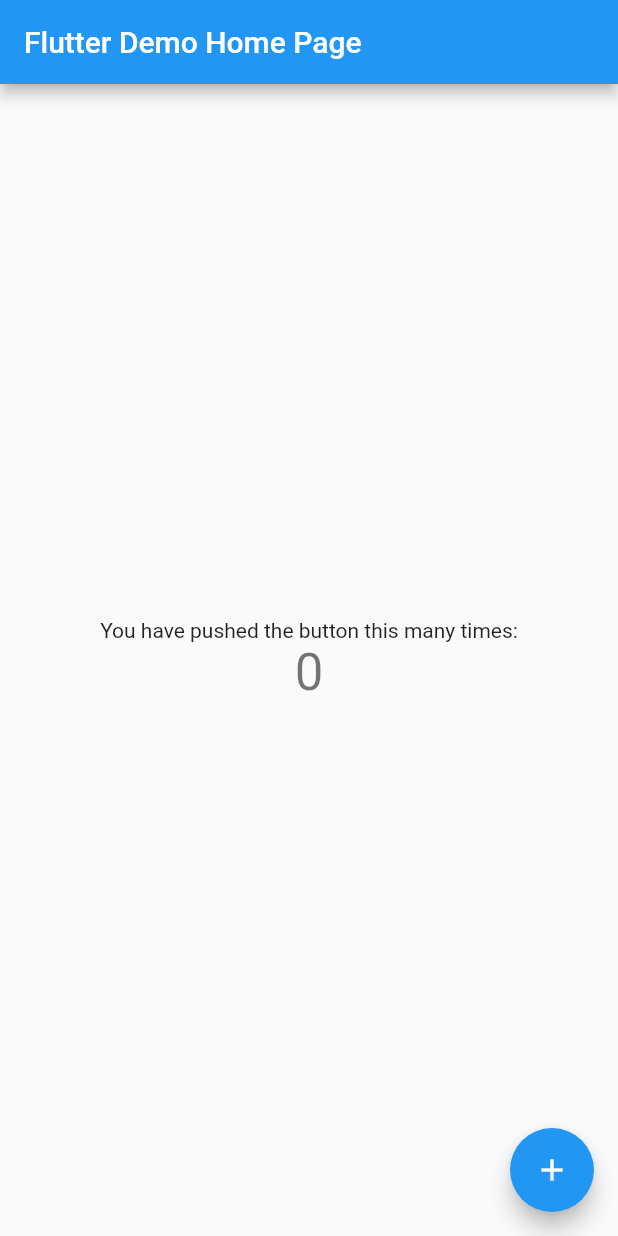
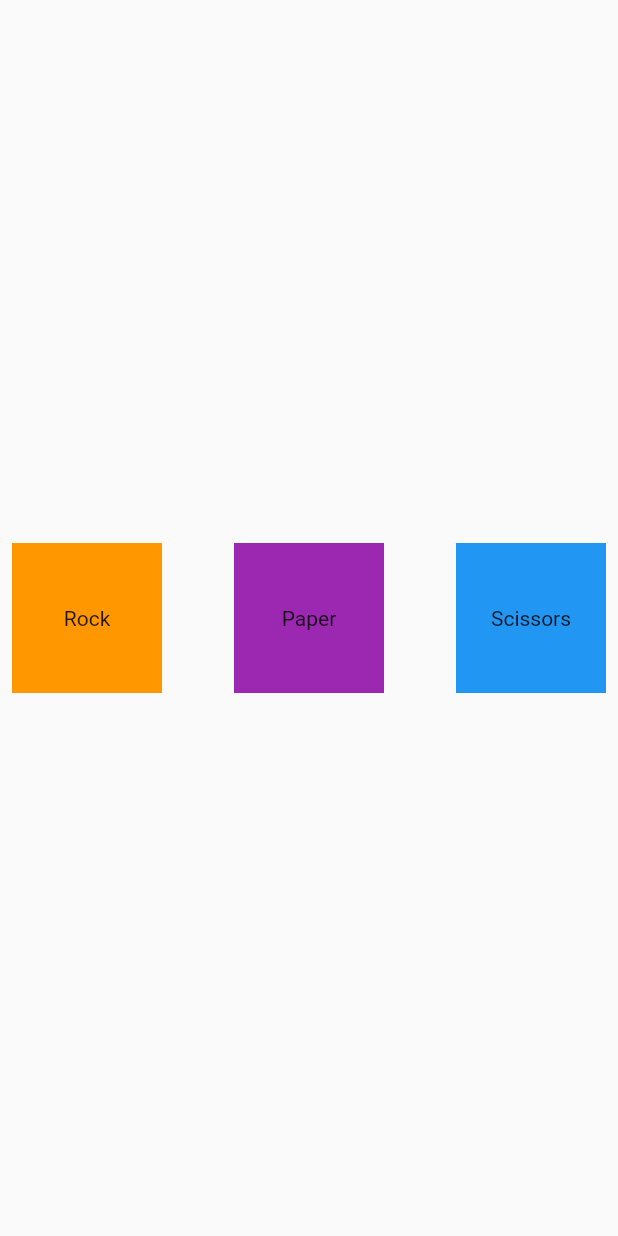
Before and after one commit to LioMadlala/rock-paper-scirsors, a Flutter app: the screen it shows after launch, on a phone screen of 412 x 824 dp. Run offline on Flutter 3.47's test engine with Material 2 defaults, Android fonts, the phone set to English and light mode, and no system bars.

Commit message:
algorythym done

```diff
--- /dev/null
+++ b/lib/homepage.dart
@@ -0,0 +1,124 @@
+import 'dart:math';
+
+import 'package:flutter/material.dart';
+
+class HomePage extends StatefulWidget {
+  const HomePage({Key? key}) : super(key: key);
+
+  @override
+  _HomePageState createState() => _HomePageState();
+}
+
+onPick(String choice) {
+  int min = 1;
+  int max = 4;
+  Random random = Random();
+
+  int botChoice = min + random.nextInt(max - min);
+
+  if (choice == "Rock") {
+    // ignore: avoid_print
+    print("you chose : $choice and the bot chose : $botChoice");
+
+    if (botChoice == 3) {
+      return "you won";
+    } else if (botChoice == 2) {
+      return "you lost";
+    } else {
+      return "its a draw";
+    }
+  }
+  if (choice == "Paper") {
+    // ignore: avoid_print
+    print("you chose : $choice and the bot chose : $botChoice");
+
+    if (botChoice == 1) {
+      return "you won";
+    } else if (botChoice == 3) {
+      return "you lost";
+    } else {
+      return "its a draw";
+    }
+  }
+  if (choice == "Scissors") {
+    // ignore: avoid_print
+    print("you chose : $choice and the bot chose : $botChoice");
+
+    if (botChoice == 2) {
+      return "you won";
+    } else if (botChoice == 1) {
+      return "you lost";
+    } else {
+      return "its a draw";
+    }
+  }
+}
+
+class _HomePageState extends State<HomePage> {
+  @override
+  Widget build(BuildContext context) {
+    return SafeArea(
+      child: Scaffold(
+        body: Center(
+          child: Row(
+            crossAxisAlignment: CrossAxisAlignment.center,
+            mainAxisAlignment: MainAxisAlignment.spaceBetween,
+            children: [
+              InkWell(
+                onTap: () {
+                  String choice = "Rock";
+                  // onPick(choice);
+                  // ignore: avoid_print
+                  print(onPick(choice));
+                },
+                child: Padding(
+                  padding: const EdgeInsets.all(8.0),
+                  child: Container(
+                    height: 100,
+                    width: 100,
+                    color: Colors.orange,
+                    child: const Center(child: Text("Rock")),
+                  ),
+                ),
+              ),
+              InkWell(
+                onTap: () {
+                  String choice = "Paper";
+                  // onPick(choice);
+                  // ignore: avoid_print
+                  print(onPick(choice));
+                },
+                child: Padding(
+                  padding: const EdgeInsets.all(8.0),
+                  child: Container(
+                    height: 100,
+                    width: 100,
+                    color: Colors.purple,
+                    child: const Center(child: Text("Paper")),
+                  ),
+                ),
+              ),
+              InkWell(
+                onTap: () {
+                  String choice = "Scissors";
+                  // onPick(choice);
+                  // ignore: avoid_print
+                  print(onPick(choice));
+                },
+                child: Padding(
+                  padding: const EdgeInsets.all(8.0),
+                  child: Container(
+                    height: 100,
+                    width: 100,
+                    color: Colors.blue,
+                    child: const Center(child: Text("Scissors")),
+                  ),
+                ),
+              ),
+            ],
+          ),
+        ),
+      ),
+    );
+  }
+}
--- a/lib/main.dart
+++ b/lib/main.dart
@@ -1,4 +1,5 @@
 import 'package:flutter/material.dart';
+import 'package:rock_paper_scirsors/homepage.dart';
 
 void main() {
   runApp(const MyApp());
@@ -13,103 +14,9 @@
     return MaterialApp(
       title: 'Flutter Demo',
       theme: ThemeData(
-        // This is the theme of your application.
-        //
-        // Try running your application with "flutter run". You'll see the
-        // application has a blue toolbar. Then, without quitting the app, try
-        // changing the primarySwatch below to Colors.green and then invoke
-        // "hot reload" (press "r" in the console where you ran "flutter run",
-        // or simply save your changes to "hot reload" in a Flutter IDE).
-        // Notice that the counter didn't reset back to zero; the application
-        // is not restarted.
         primarySwatch: Colors.blue,
       ),
-      home: const MyHomePage(title: 'Flutter Demo Home Page'),
+      home: const HomePage(),
     );
   }
 }
-
-class MyHomePage extends StatefulWidget {
-  const MyHomePage({Key? key, required this.title}) : super(key: key);
-
-  // This widget is the home page of your application. It is stateful, meaning
-  // that it has a State object (defined below) that contains fields that affect
-  // how it looks.
-
-  // This class is the configuration for the state. It holds the values (in this
-  // case the title) provided by the parent (in this case the App widget) and
-  // used by the build method of the State. Fields in a Widget subclass are
-  // always marked "final".
-
-  final String title;
-
-  @override
-  State<MyHomePage> createState() => _MyHomePageState();
-}
-
-class _MyHomePageState extends State<MyHomePage> {
-  int _counter = 0;
-
-  void _incrementCounter() {
-    setState(() {
-      // This call to setState tells the Flutter framework that something has
-      // changed in this State, which causes it to rerun the build method below
-      // so that the display can reflect the updated values. If we changed
-      // _counter without calling setState(), then the build method would not be
-      // called again, and so nothing would appear to happen.
-      _counter++;
-    });
-  }
-
-  @override
-  Widget build(BuildContext context) {
-    // This method is rerun every time setState is called, for instance as done
-    // by the _incrementCounter method above.
-    //
-    // The Flutter framework has been optimized to make rerunning build methods
-    // fast, so that you can just rebuild anything that needs updating rather
-    // than having to individually change instances of widgets.
-    return Scaffold(
-      appBar: AppBar(
-        // Here we take the value from the MyHomePage object that was created by
-        // the App.build method, and use it to set our appbar title.
-        title: Text(widget.title),
-      ),
-      body: Center(
-        // Center is a layout widget. It takes a single child and positions it
-        // in the middle of the parent.
-        child: Column(
-          // Column is also a layout widget. It takes a list of children and
-          // arranges them vertically. By default, it sizes itself to fit its
-          // children horizontally, and tries to be as tall as its parent.
-          //
-          // Invoke "debug painting" (press "p" in the console, choose the
-          // "Toggle Debug Paint" action from the Flutter Inspector in Android
-          // Studio, or the "Toggle Debug Paint" command in Visual Studio Code)
-          // to see the wireframe for each widget.
-          //
-          // Column has various properties to control how it sizes itself and
-          // how it positions its children. Here we use mainAxisAlignment to
-          // center the children vertically; the main axis here is the vertical
-          // axis because Columns are vertical (the cross axis would be
-          // horizontal).
-          mainAxisAlignment: MainAxisAlignment.center,
-          children: <Widget>[
-            const Text(
-              'You have pushed the button this many times:',
-            ),
-            Text(
-              '$_counter',
-              style: Theme.of(context).textTheme.headline4,
-            ),
-          ],
-        ),
-      ),
-      floatingActionButton: FloatingActionButton(
-        onPressed: _incrementCounter,
-        tooltip: 'Increment',
-        child: const Icon(Icons.add),
-      ), // This trailing comma makes auto-formatting nicer for build methods.
-    );
-  }
-}
```
